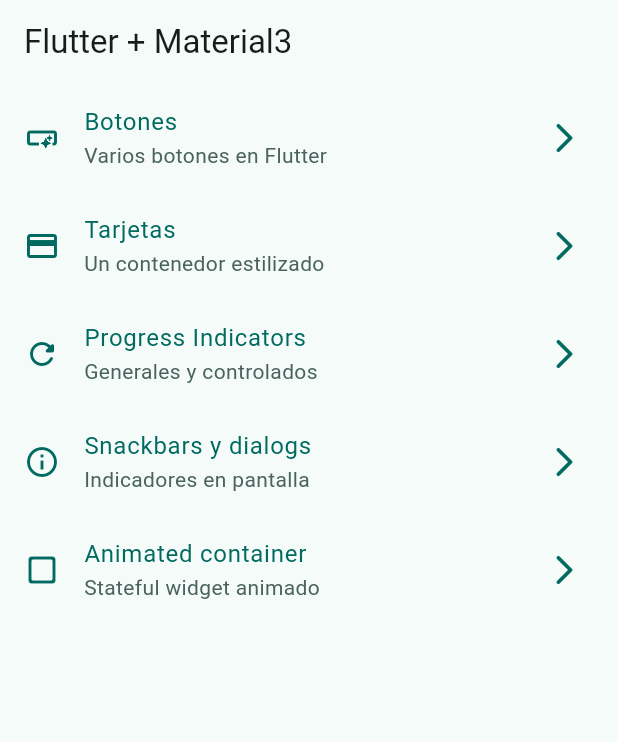
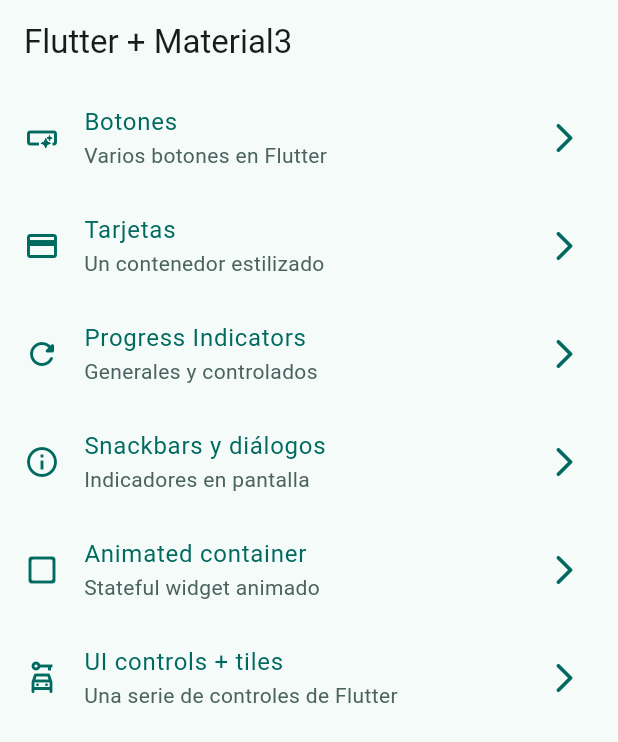
Before and after one commit to dieginin/widgets_app, a Flutter app: the screen it shows after launch, on a phone screen of 412 x 824 dp. Shown: the top 742 px of the screen. Run offline on Flutter 3.47's test engine with Material 2 defaults, Android fonts, the phone set to English and light mode, and no system bars; our stand-ins replace go_router.

```diff
--- a/lib/config/menu/menu_items.dart
+++ b/lib/config/menu/menu_items.dart
@@ -34,7 +34,7 @@ const appMenuItems = [
     icon: Icons.refresh_rounded,
   ),
   MenuItem(
-    title: 'Snackbars y dialogs',
+    title: 'Snackbars y diálogos',
     subTitle: 'Indicadores en pantalla',
     link: '/snackbars',
     icon: Icons.info_outline,
@@ -45,4 +45,10 @@ const appMenuItems = [
     link: '/animated',
     icon: Icons.check_box_outline_blank_rounded,
   ),
+  MenuItem(
+    title: 'UI controls + tiles',
+    subTitle: 'Una serie de controles de Flutter',
+    link: '/ui-controls',
+    icon: Icons.car_rental_outlined,
+  ),
 ];
--- a/lib/config/router/app_router.dart
+++ b/lib/config/router/app_router.dart
@@ -35,5 +35,10 @@ final appRouter = GoRouter(
       path: '/animated',
       builder: (context, state) => const AnimatedScreen(),
     ),
+    GoRoute(
+      name: UiControlsScreen.name,
+      path: '/ui-controls',
+      builder: (context, state) => const UiControlsScreen(),
+    ),
   ],
 );
```
Also changed, not shown: lib/core/screens/ui_controls/ui_controls_screen.dart (+83 -3 lines).
